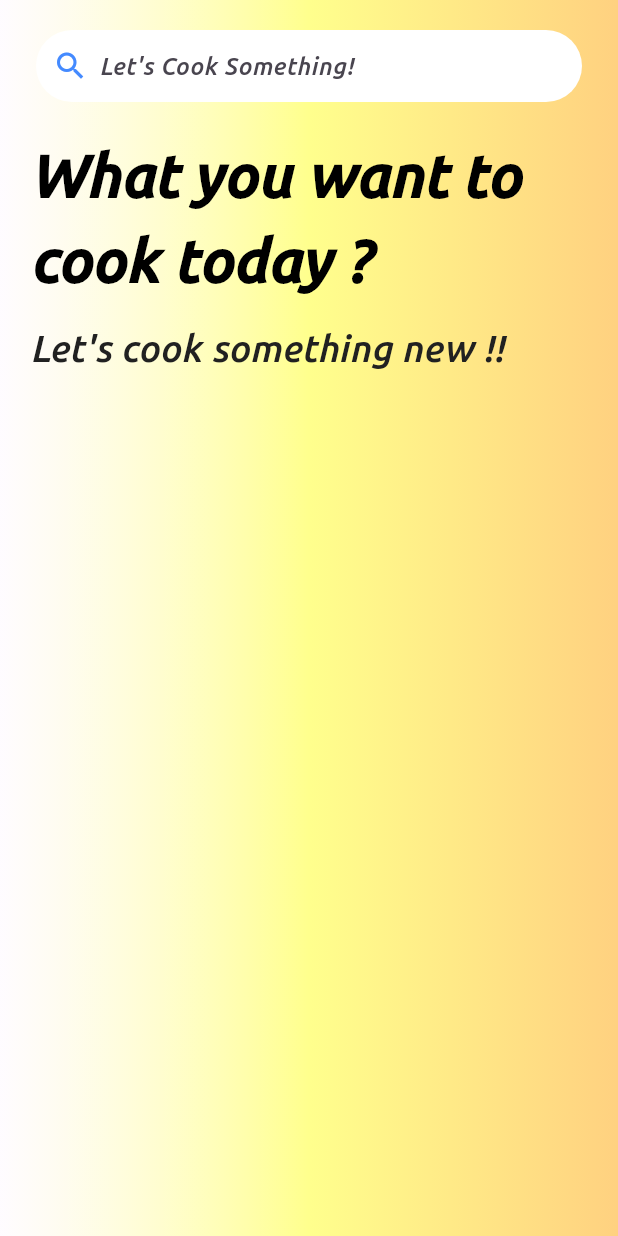
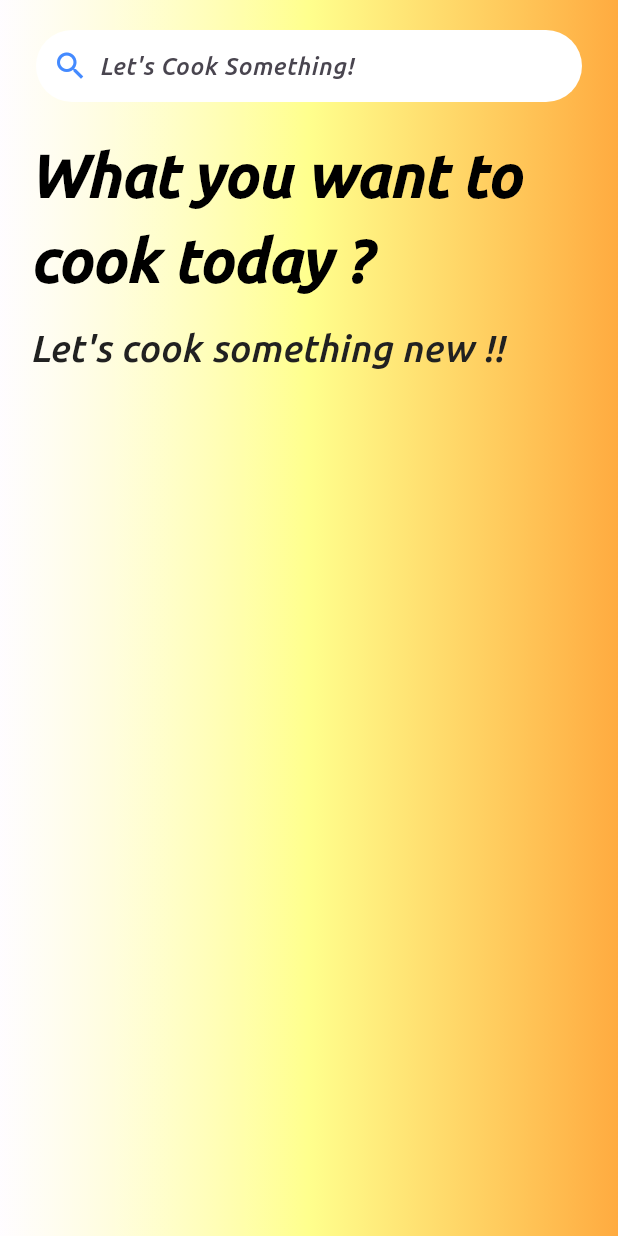
Before and after one commit to Uanuragdhyay/RecipieBook, a Flutter app: the screen it shows after launch, on a phone screen of 412 x 824 dp. Run offline on Flutter 3.47's test engine with Material 3 defaults, Android fonts, the phone set to English and light mode, and no system bars.

Commit message:
initiated home page

```diff
--- a/lib/home.dart
+++ b/lib/home.dart
@@ -20,9 +20,9 @@ class _HomeState extends State<Home> {
             decoration: BoxDecoration(
               gradient:LinearGradient(
                   colors:[
-                    Colors.white60,
+                    Colors.white70,
                     Colors.yellowAccent.shade100,
-                    Colors.orangeAccent.shade100
+                    Colors.orangeAccent.shade200
                   ]
               )
             ),
```
